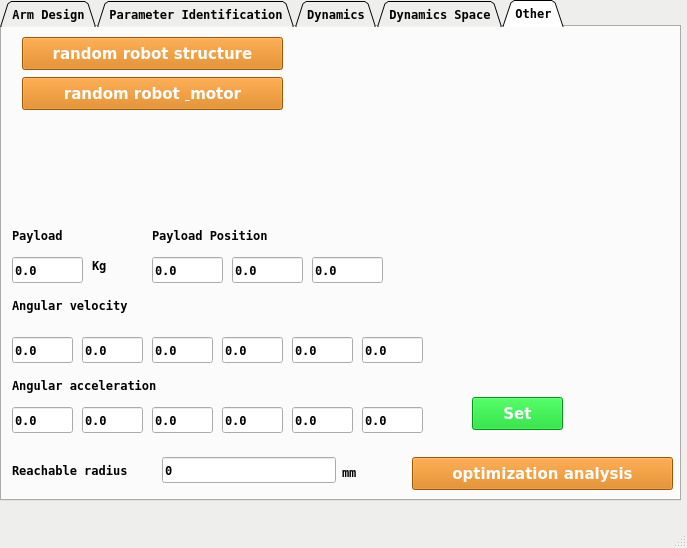
The window that interface_control/scripts/main.ui (SamKaiYang/Optimization-of-robotic-arm-design) describes before a commit, drawn with Qt 5.
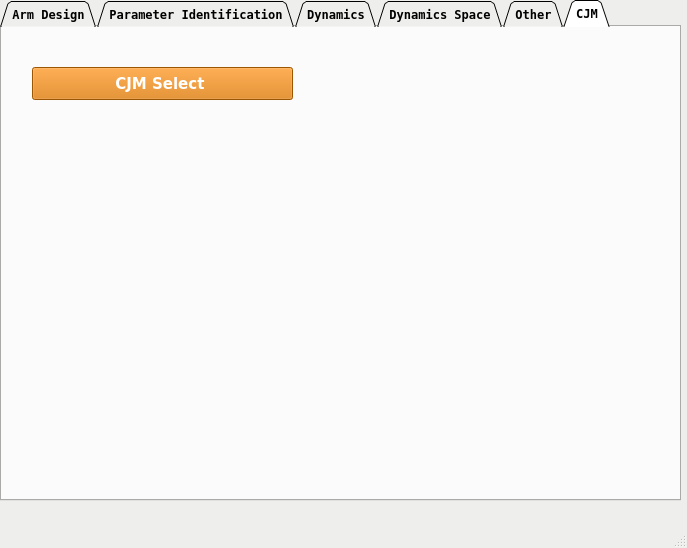
The same window after the commit. Icons and pictures are not drawn. Custom widgets are drawn as their Qt base class.

What changed in the file:
```diff
--- a/interface_control/scripts/main.ui
+++ b/interface_control/scripts/main.ui
@@ -113,7 +113,7 @@
      <enum>QTabWidget::Triangular</enum>
     </property>
     <property name="currentIndex">
-     <number>4</number>
+     <number>5</number>
     </property>
     <widget class="QWidget" name="tab_arm">
      <attribute name="title">
@@ -4399,6 +4399,207 @@
       </property>
      </widget>
     </widget>
+    <widget class="QWidget" name="tab_2">
+     <attribute name="title">
+      <string>CJM</string>
+     </attribute>
+     <widget class="QPushButton" name="btn_cjm_select">
+      <property name="geometry">
+       <rect>
+        <x>30</x>
+        <y>40</y>
+        <width>261</width>
+        <height>33</height>
+       </rect>
+      </property>
+      <property name="palette">
+       <palette>
+        <active>
+         <colorrole role="WindowText">
+          <brush brushstyle="SolidPattern">
+           <color alpha="255">
+            <red>255</red>
+            <green>255</green>
+            <blue>255</blue>
+           </color>
+          </brush>
+         </colorrole>
+         <colorrole role="Button">
+          <brush brushstyle="SolidPattern">
+           <color alpha="255">
+            <red>218</red>
+            <green>119</green>
+            <blue>0</blue>
+           </color>
+          </brush>
+         </colorrole>
+         <colorrole role="Text">
+          <brush brushstyle="SolidPattern">
+           <color alpha="255">
+            <red>255</red>
+            <green>255</green>
+            <blue>255</blue>
+           </color>
+          </brush>
+         </colorrole>
+         <colorrole role="ButtonText">
+          <brush brushstyle="SolidPattern">
+           <color alpha="255">
+            <red>255</red>
+            <green>255</green>
+            <blue>255</blue>
+           </color>
+          </brush>
+         </colorrole>
+         <colorrole role="Base">
+          <brush brushstyle="SolidPattern">
+           <color alpha="255">
+            <red>218</red>
+            <green>119</green>
+            <blue>0</blue>
+           </color>
+          </brush>
+         </colorrole>
+         <colorrole role="Window">
+          <brush brushstyle="SolidPattern">
+           <color alpha="255">
+            <red>218</red>
+            <green>119</green>
+            <blue>0</blue>
+           </color>
+          </brush>
+         </colorrole>
+        </active>
+        <inactive>
+         <colorrole role="WindowText">
+          <brush brushstyle="SolidPattern">
+           <color alpha="255">
+            <red>255</red>
+            <green>255</green>
+            <blue>255</blue>
+           </color>
+          </brush>
+         </colorrole>
+         <colorrole role="Button">
+          <brush brushstyle="SolidPattern">
+           <color alpha="255">
+            <red>218</red>
+            <green>119</green>
+            <blue>0</blue>
+           </color>
+          </brush>
+         </colorrole>
+         <colorrole role="Text">
+          <brush brushstyle="SolidPattern">
+           <color alpha="255">
+            <red>255</red>
+            <green>255</green>
+            <blue>255</blue>
+           </color>
+          </brush>
+         </colorrole>
+         <colorrole role="ButtonText">
+          <brush brushstyle="SolidPattern">
+           <color alpha="255">
+            <red>255</red>
+            <green>255</green>
+            <blue>255</blue>
+           </color>
+          </brush>
+         </colorrole>
+         <colorrole role="Base">
+          <brush brushstyle="SolidPattern">
+           <color alpha="255">
+            <red>218</red>
+            <green>119</green>
+            <blue>0</blue>
+           </color>
+          </brush>
+         </colorrole>
+         <colorrole role="Window">
+          <brush brushstyle="SolidPattern">
+           <color alpha="255">
+            <red>218</red>
+            <green>119</green>
+            <blue>0</blue>
+           </color>
+          </brush>
+         </colorrole>
+        </inactive>
+        <disabled>
+         <colorrole role="WindowText">
+          <brush brushstyle="SolidPattern">
+           <color alpha="255">
+            <red>255</red>
+            <green>255</green>
+            <blue>255</blue>
+           </color>
+          </brush>
+         </colorrole>
+         <colorrole role="Button">
+          <brush brushstyle="SolidPattern">
+           <color alpha="255">
+            <red>218</red>
+            <green>119</green>
+            <blue>0</blue>
+           </color>
+          </brush>
+         </colorrole>
+         <colorrole role="Text">
+          <brush brushstyle="SolidPattern">
+           <color alpha="255">
+            <red>255</red>
+            <green>255</green>
+            <blue>255</blue>
+           </color>
+          </brush>
+         </colorrole>
+         <colorrole role="ButtonText">
+          <brush brushstyle="SolidPattern">
+           <color alpha="255">
+            <red>255</red>
+            <green>255</green>
+            <blue>255</blue>
+           </color>
+          </brush>
+         </colorrole>
+         <colorrole role="Base">
+          <brush brushstyle="SolidPattern">
+           <color alpha="255">
+            <red>218</red>
+            <green>119</green>
+            <blue>0</blue>
+           </color>
+          </brush>
+         </colorrole>
+         <colorrole role="Window">
+          <brush brushstyle="SolidPattern">
+           <color alpha="255">
+            <red>218</red>
+            <green>119</green>
+            <blue>0</blue>
+           </color>
+          </brush>
+         </colorrole>
+        </disabled>
+       </palette>
+      </property>
+      <property name="font">
+       <font>
+        <family>Bitstream Vera Sans</family>
+        <pointsize>11</pointsize>
+        <weight>75</weight>
+        <bold>true</bold>
+       </font>
+      </property>
+      <property name="styleSheet">
+       <string notr="true">background-color:#da7700;color:white;border-color: black;</string>
+      </property>
+      <property name="text">
+       <string>CJM Select </string>
+      </property>
+     </widget>
+    </widget>
    </widget>
   </widget>
   <widget class="QMenuBar" name="menubar">
```
